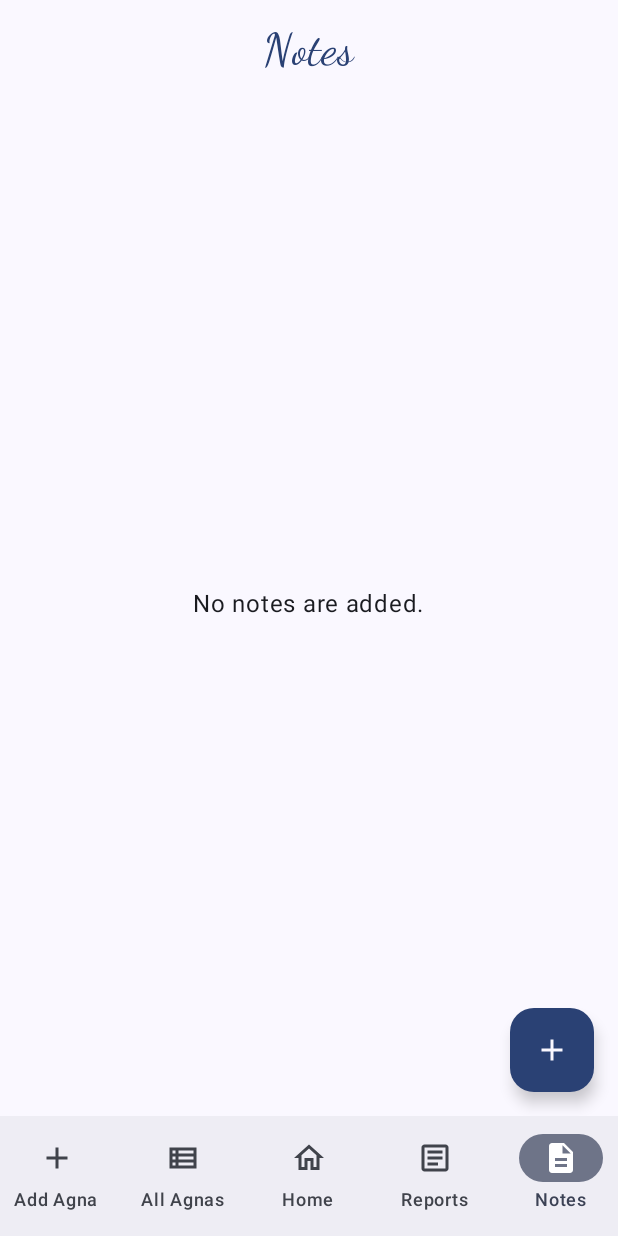
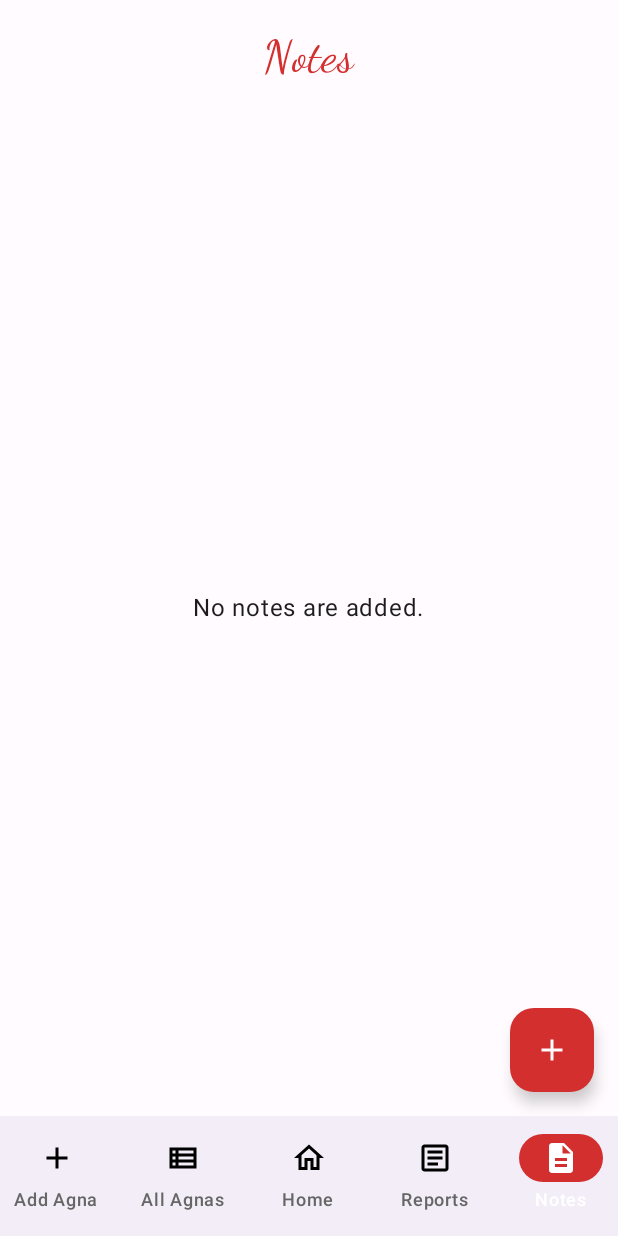
Before and after one commit to VedantPatel343/Shikshapatri_App, an Android app built with Jetpack Compose: the screen it shows after launch (MainActivity), item 5 of the bottom bar chosen, on a phone screen of 412 x 824 dp. Run offline under Robolectric (Android 15) with nearby library versions, the phone set to English and light mode, and no system bars; our stand-ins replace Dagger/Hilt's generated code, Room's generated code; libraries missing offline, so code that uses them is left out: me.saket.swipe; missing, so only their content is drawn: SwipeableActionsBox.

Commit message:
changed the theme of whole app.

```diff
--- a/app/src/main/java/com/swaminarayan/shikshapatriApp/MainActivity.kt
+++ b/app/src/main/java/com/swaminarayan/shikshapatriApp/MainActivity.kt
@@ -6,12 +6,15 @@ import android.util.Pair
 import androidx.activity.ComponentActivity
 import androidx.activity.compose.setContent
 import androidx.annotation.RequiresApi
+import androidx.compose.foundation.background
 import androidx.compose.foundation.layout.fillMaxSize
 import androidx.compose.foundation.layout.padding
 import androidx.compose.material3.Icon
 import androidx.compose.material3.MaterialTheme
 import androidx.compose.material3.NavigationBar
+import androidx.compose.material3.NavigationBarDefaults
 import androidx.compose.material3.NavigationBarItem
+import androidx.compose.material3.NavigationBarItemDefaults
 import androidx.compose.material3.Scaffold
 import androidx.compose.material3.Surface
 import androidx.compose.material3.Text
@@ -20,6 +23,7 @@ import androidx.compose.runtime.getValue
 import androidx.compose.runtime.mutableIntStateOf
 import androidx.compose.runtime.saveable.rememberSaveable
 import androidx.compose.ui.Modifier
+import androidx.compose.ui.graphics.Color
 import androidx.compose.ui.res.painterResource
 import androidx.core.splashscreen.SplashScreen.Companion.installSplashScreen
 import androidx.navigation.NavHostController
@@ -229,12 +233,14 @@ fun BottomNavigation(navController: NavHostController) {
                     icon = {
                         Icon(
                             painter = painterResource(id = if (selected) screen.filledIcon else screen.outlinedIcon),
-                            contentDescription = null
+                            contentDescription = null,
+                            tint = if (selected) Color.White else Color.Black
                         )
                     },
                     label = {
                         Text(text = screen.title)
-                    }
+                    },
+                    colors = NavigationBarItemDefaults.colors(indicatorColor = MaterialTheme.colorScheme.primary)
                 )
             }
 
--- a/app/src/main/java/com/swaminarayan/shikshapatriApp/calender/ui/Calender.kt
+++ b/app/src/main/java/com/swaminarayan/shikshapatriApp/calender/ui/Calender.kt
@@ -18,7 +18,8 @@ import androidx.compose.foundation.lazy.LazyRow
 import androidx.compose.foundation.lazy.items
 import androidx.compose.foundation.shape.CircleShape
 import androidx.compose.material.icons.Icons
-import androidx.compose.material.icons.filled.ArrowLeft
+import androidx.compose.material.icons.automirrored.filled.ArrowLeft
+import androidx.compose.material.icons.automirrored.filled.ArrowRight
 import androidx.compose.material.icons.filled.ArrowRight
 import androidx.compose.material3.Icon
 import androidx.compose.material3.IconButton
@@ -58,7 +59,7 @@ fun Calender(
 
                 IconButton(onClick = { onPreviousClick() }) {
                     Icon(
-                        imageVector = Icons.Default.ArrowLeft,
+                        imageVector = Icons.AutoMirrored.Filled.ArrowLeft,
                         contentDescription = "Left arrow key"
                     )
                 }
@@ -68,14 +69,14 @@ fun Calender(
                 if (visibleDateList.last() < LocalDate.now()) {
                     IconButton(onClick = { onNextClick() }) {
                         Icon(
-                            imageVector = Icons.Default.ArrowRight,
+                            imageVector = Icons.AutoMirrored.Filled.ArrowRight,
                             contentDescription = "Right arrow key"
                         )
                     }
                 } else {
                     Icon(
                         modifier = Modifier.padding(end = 20.dp),
-                        imageVector = Icons.Default.ArrowRight,
+                        imageVector = Icons.AutoMirrored.Filled.ArrowRight,
                         contentDescription = "Right arrow key",
                         tint = MaterialTheme.colorScheme.background
                     )
@@ -160,7 +161,7 @@ fun CalenderItem(
                     shape = CircleShape
                 )
                 .border(
-                    2.5.dp,
+                    1.2.dp,
                     borderColor,
                     CircleShape
                 ),
--- a/app/src/main/java/com/swaminarayan/shikshapatriApp/calender/ui/GridCalender.kt
+++ b/app/src/main/java/com/swaminarayan/shikshapatriApp/calender/ui/GridCalender.kt
@@ -13,7 +13,7 @@ import androidx.compose.foundation.lazy.grid.GridCells
 import androidx.compose.foundation.lazy.grid.LazyVerticalGrid
 import androidx.compose.foundation.lazy.grid.items
 import androidx.compose.material.icons.Icons
-import androidx.compose.material.icons.filled.ArrowLeft
+import androidx.compose.material.icons.automirrored.filled.ArrowLeft
 import androidx.compose.material.icons.filled.ArrowRight
 import androidx.compose.material3.Icon
 import androidx.compose.material3.IconButton
@@ -47,7 +47,7 @@ fun GridCalender(
 
                 IconButton(onClick = { onPreviousClick() }) {
                     Icon(
-                        imageVector = Icons.Default.ArrowLeft,
+                        imageVector = Icons.AutoMirrored.Filled.ArrowLeft,
                         contentDescription = "Left arrow key"
                     )
                 }
--- a/app/src/main/java/com/swaminarayan/shikshapatriApp/constants/MaharajGuruji.kt
+++ b/app/src/main/java/com/swaminarayan/shikshapatriApp/constants/MaharajGuruji.kt
@@ -17,6 +17,7 @@ val gurujiList = listOf(
     MaharajGuruji(R.drawable.guruji_6_l),
     MaharajGuruji(R.drawable.guruji_7_l),
     MaharajGuruji(R.drawable.guruji_8_l),
+    MaharajGuruji(R.drawable.guruji_9),
 )
 val gurujiLeftFaceList = listOf(
     MaharajGuruji(R.drawable.guruji_4_l),
--- a/app/src/main/java/com/swaminarayan/shikshapatriApp/presentation/screens/dailyForm/DailyFormScreen.kt
+++ b/app/src/main/java/com/swaminarayan/shikshapatriApp/presentation/screens/dailyForm/DailyFormScreen.kt
@@ -29,6 +29,7 @@ import androidx.compose.material3.Card
 import androidx.compose.material3.CardDefaults
 import androidx.compose.material3.Divider
 import androidx.compose.material3.ExperimentalMaterial3Api
+import androidx.compose.material3.HorizontalDivider
 import androidx.compose.material3.Icon
 import androidx.compose.material3.IconButton
 import androidx.compose.material3.MaterialTheme
@@ -385,7 +386,7 @@ private fun DailyAgnaItem(
     }
 
     val cardColor = if (!isAgnaProcessed) {
-        MaterialTheme.colorScheme.secondary
+        MaterialTheme.colorScheme.background
     } else {
         if (dailyAgna.palai == true) {
             Green
@@ -590,7 +591,7 @@ private fun DailyAgnaItem(
                     AnimatedVisibility(visible = dIsDesVisible) {
                         Column(Modifier.fillMaxWidth()) {
 
-                            Divider(color = MaterialTheme.colorScheme.background)
+                            HorizontalDivider(color = MaterialTheme.colorScheme.background)
 
                             Text(
                                 text = "Des - ${dailyAgna.description}",
--- a/app/src/main/java/com/swaminarayan/shikshapatriApp/presentation/screens/homeScreen/HomeScreen.kt
+++ b/app/src/main/java/com/swaminarayan/shikshapatriApp/presentation/screens/homeScreen/HomeScreen.kt
@@ -64,6 +64,7 @@ import com.swaminarayan.shikshapatriApp.presentation.components.ImageDialog
 import com.swaminarayan.shikshapatriApp.presentation.components.Page
 import com.swaminarayan.shikshapatriApp.ui.theme.Green
 import com.swaminarayan.shikshapatriApp.ui.theme.Red
+import com.swaminarayan.shikshapatriApp.ui.theme.backgroundL
 import com.swaminarayan.shikshapatriApp.utils.dateFormatter
 import kotlinx.coroutines.launch
 import java.time.LocalDate
@@ -192,40 +193,29 @@ fun HomeScreen(
                 }
 
                 Spacer(modifier = Modifier.height(30.dp))
-                Text(
-                    modifier = Modifier.padding(start = 10.dp),
-                    text = "Notes:",
-                    fontSize = 20.sp,
-                    color = MaterialTheme.colorScheme.primary,
-                    fontWeight = FontWeight.Bold
-                )
-                Spacer(modifier = Modifier.height(15.dp))
-
-                if (showDialog) {
-                    UpdateTextDialog(
-                        onDismissClicked = { showDialog = false },
-                        onSaveClicked = {
-                            vm.onEvent(HomeEvent.UpdateSlogan(it))
-                            showDialog = false
-                        },
-                        textValue = state.slogan
-                    )
-                }
+//                Text(
+//                    modifier = Modifier.padding(start = 10.dp),
+//                    text = "Notes:",
+//                    fontSize = 20.sp,
+//                    color = MaterialTheme.colorScheme.primary,
+//                    fontWeight = FontWeight.Bold
+//                )
+//                Spacer(modifier = Modifier.height(15.dp))
 
 
             }
 
-            itemsIndexed(
-                items = state.notes,
-                key = { _, note ->
-                    note.id
-                }
-            ) { index, note ->
-                NotesItem(
-                    index = index + 1,
-                    note = note.des
-                )
-            }
+//            itemsIndexed(
+//                items = state.notes,
+//                key = { _, note ->
+//                    note.id
+//                }
+//            ) { index, note ->
+//                NotesItem(
+//                    index = index + 1,
+//                    note = note.des
+//                )
+//            }
 
         }
 
@@ -236,29 +226,40 @@ fun HomeScreen(
             )
         }
 
+        if (showDialog) {
+            UpdateTextDialog(
+                onDismissClicked = { showDialog = false },
+                onSaveClicked = {
+                    vm.onEvent(HomeEvent.UpdateSlogan(it))
+                    showDialog = false
+                },
+                textValue = state.slogan
+            )
+        }
+
     }
 }
 
-@Composable
-private fun NotesItem(note: String, index: Int) {
-    Card(
-        modifier = Modifier
-            .fillMaxWidth()
-            .padding(bottom = 15.dp, start = 10.dp, end = 10.dp),
-        elevation = CardDefaults.cardElevation(3.dp),
-        colors = CardDefaults.cardColors(MaterialTheme.colorScheme.background)
-    ) {
-        Row(
-            Modifier
-                .fillMaxWidth()
-                .padding(10.dp)
-        ) {
-            Text(text = "$index.")
-            Spacer(modifier = Modifier.width(10.dp))
-            Text(text = note)
-        }
-    }
-}
+//@Composable
+//private fun NotesItem(note: String, index: Int) {
+//    Card(
+//        modifier = Modifier
+//            .fillMaxWidth()
+//            .padding(bottom = 15.dp, start = 10.dp, end = 10.dp),
+//        elevation = CardDefaults.cardElevation(3.dp),
+//        colors = CardDefaults.cardColors(Color.White)
+//    ) {
+//        Row(
+//            Modifier
+//                .fillMaxWidth()
+//                .padding(10.dp)
+//        ) {
+//            Text(text = "$index.")
+//            Spacer(modifier = Modifier.width(10.dp))
+//            Text(text = note)
+//        }
+//    }
+//}
 
 
 @OptIn(ExperimentalFoundationApi::class)
--- a/app/src/main/java/com/swaminarayan/shikshapatriApp/presentation/screens/reportScreen/ReportScreen.kt
+++ b/app/src/main/java/com/swaminarayan/shikshapatriApp/presentation/screens/reportScreen/ReportScreen.kt
@@ -168,7 +168,8 @@ fun ReportAgnaItem(reportAgnaItem: ReportAgnaItem, isAgnaPalanItem: Boolean) {
 
     Card(
         elevation = CardDefaults.cardElevation(3.dp),
-        modifier = Modifier.padding(bottom = 10.dp)
+        modifier = Modifier.padding(bottom = 10.dp),
+        colors = CardDefaults.cardColors(containerColor = MaterialTheme.colorScheme.background)
     ) {
         Row(
             modifier = Modifier
--- a/app/src/main/java/com/swaminarayan/shikshapatriApp/ui/theme/Color.kt
+++ b/app/src/main/java/com/swaminarayan/shikshapatriApp/ui/theme/Color.kt
@@ -14,6 +14,7 @@ val Red = Color(0xFFE64A19)
 
 ////////////////////////////////////////////////////////////////////////////////////////////////////
 
+val primary = Color(0xFFD32F2F)
 val errorL = Color.Red
 val backgroundL = Color(0xFFFFFBFE)
 val secondaryL = Color(0xFFFFFFFF)
--- a/app/src/main/java/com/swaminarayan/shikshapatriApp/ui/theme/Theme.kt
+++ b/app/src/main/java/com/swaminarayan/shikshapatriApp/ui/theme/Theme.kt
@@ -2,7 +2,6 @@ package com.swaminarayan.shikshapatriApp.ui.theme
 
 import android.app.Activity
 import android.os.Build
-import androidx.compose.foundation.isSystemInDarkTheme
 import androidx.compose.material3.MaterialTheme
 import androidx.compose.material3.darkColorScheme
 import androidx.compose.material3.dynamicDarkColorScheme
@@ -28,7 +27,7 @@ private val DarkColorScheme = darkColorScheme(
 )
 
 private val LightColorScheme = lightColorScheme(
-    primary = Purple40,
+    primary = primary,
     onPrimary = Color.White,
 //    onPrimaryContainer = onPrimaryContainerL,
     secondary = secondaryL,
@@ -40,20 +39,21 @@ private val LightColorScheme = lightColorScheme(
 
 @Composable
 fun ShikshapatriTheme(
-    darkTheme: Boolean = isSystemInDarkTheme(),
+    darkTheme: Boolean = false,
     // Dynamic color is available on Android 12+
-    dynamicColor: Boolean = true,
+    dynamicColor: Boolean = false,
     content: @Composable () -> Unit
 ) {
-    val colorScheme = when {
-        dynamicColor && Build.VERSION.SDK_INT >= Build.VERSION_CODES.S -> {
-            val context = LocalContext.current
-            if (darkTheme) dynamicDarkColorScheme(context) else dynamicLightColorScheme(context)
-        }
-
-        darkTheme -> DarkColorScheme
-        else -> LightColorScheme
-    }
+    val colorScheme = LightColorScheme
+//        when {
+//            dynamicColor && Build.VERSION.SDK_INT >= Build.VERSION_CODES.S -> {
+//                val context = LocalContext.current
+//                if (darkTheme) dynamicDarkColorScheme(context) else dynamicLightColorScheme(context)
+//            }
+//
+//            darkTheme -> DarkColorScheme
+//            else -> LightColorScheme
+//        }
     val view = LocalView.current
     if (!view.isInEditMode) {
         SideEffect {
```
Also changed, not shown: app/src/main/java/com/swaminarayan/shikshapatriApp/presentation/components/ImageDialog.kt (+3 -8 lines), app/src/main/java/com/swaminarayan/shikshapatriApp/presentation/screens/allAgnaScreen/AllAgnaScreen.kt (+7 -7 lines), app/src/main/java/com/swaminarayan/shikshapatriApp/presentation/screens/noteScreen/NotesScreen.kt (+5 -5 lines), app/src/main/res/drawable/guruji_9.jpg (added).
